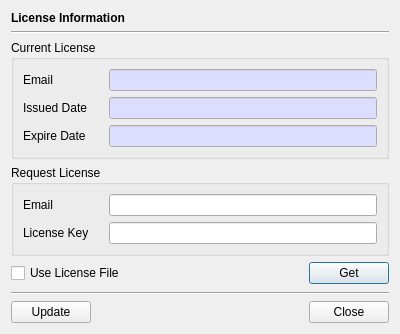
Before: the Qt Designer form BerEditor/lcn_info_dlg.ui in jykim74/BerEditor, drawn with Qt 5.
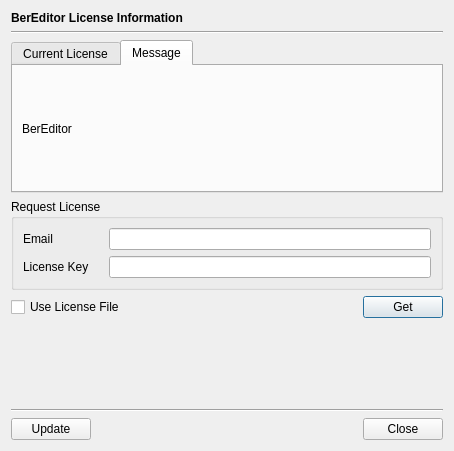
After: the same form once the commit is applied. The open tabs and pages were chosen to show the change.

```diff
--- a/BerEditor/lcn_info_dlg.ui
+++ b/BerEditor/lcn_info_dlg.ui
@@ -6,8 +6,8 @@
    <rect>
     <x>0</x>
     <y>0</y>
-    <width>400</width>
-    <height>334</height>
+    <width>454</width>
+    <height>451</height>
    </rect>
   </property>
   <property name="windowTitle">
@@ -22,7 +22,7 @@
       </font>
      </property>
      <property name="text">
-      <string>License Information</string>
+      <string>BerEditor License Information</string>
      </property>
     </widget>
    </item>
@@ -34,9 +34,19 @@
     </widget>
    </item>
    <item>
+    <widget class="QTabWidget" name="tabWidget">
+     <property name="currentIndex">
+      <number>0</number>
+     </property>
+     <widget class="QWidget" name="tab">
+      <attribute name="title">
+       <string>Current License</string>
+      </attribute>
+      <layout class="QVBoxLayout" name="verticalLayout_2">
+       <item>
     <widget class="QGroupBox" name="mCurGroup">
      <property name="title">
-      <string>Current License</string>
+          <string/>
      </property>
      <layout class="QGridLayout" name="gridLayout_4">
       <item row="1" column="0">
@@ -199,6 +209,24 @@
        </widget>
       </item>
      </layout>
+        </widget>
+       </item>
+      </layout>
+     </widget>
+     <widget class="QWidget" name="tab_2">
+      <attribute name="title">
+       <string>Message</string>
+      </attribute>
+      <layout class="QVBoxLayout" name="verticalLayout_3">
+       <item>
+        <widget class="QLabel" name="mMessageLabel">
+         <property name="text">
+          <string>BerEditor</string>
+         </property>
+        </widget>
+       </item>
+      </layout>
+     </widget>
     </widget>
    </item>
    <item>
```
Lines whose indentation alone changed are shown as unchanged.
